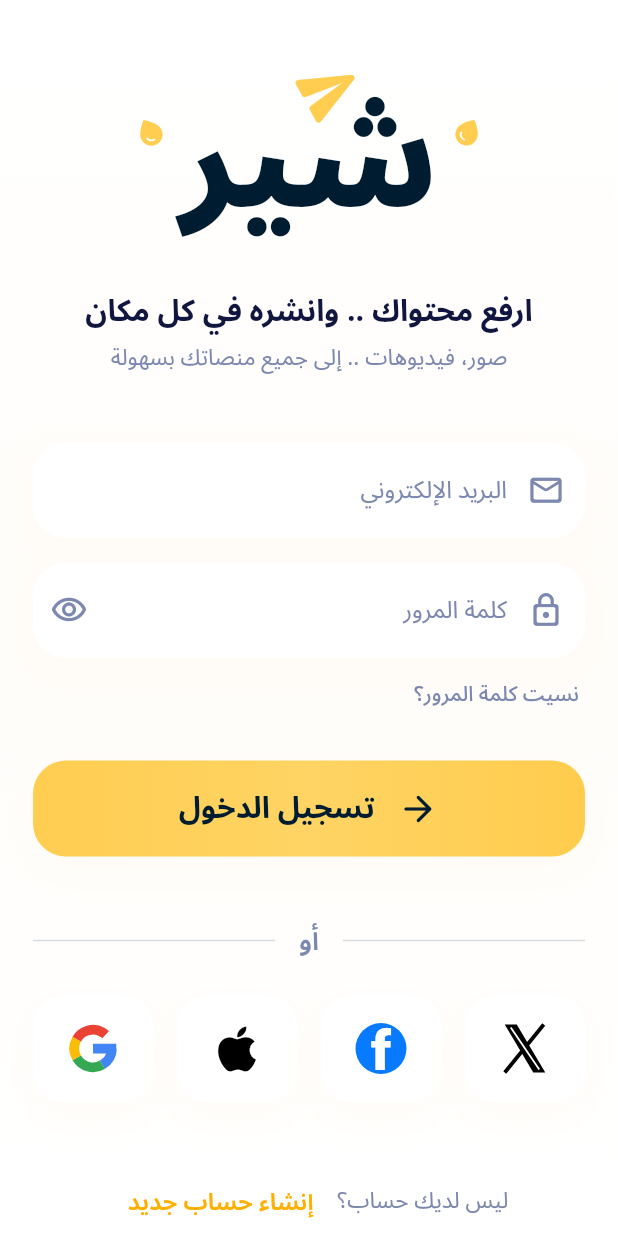
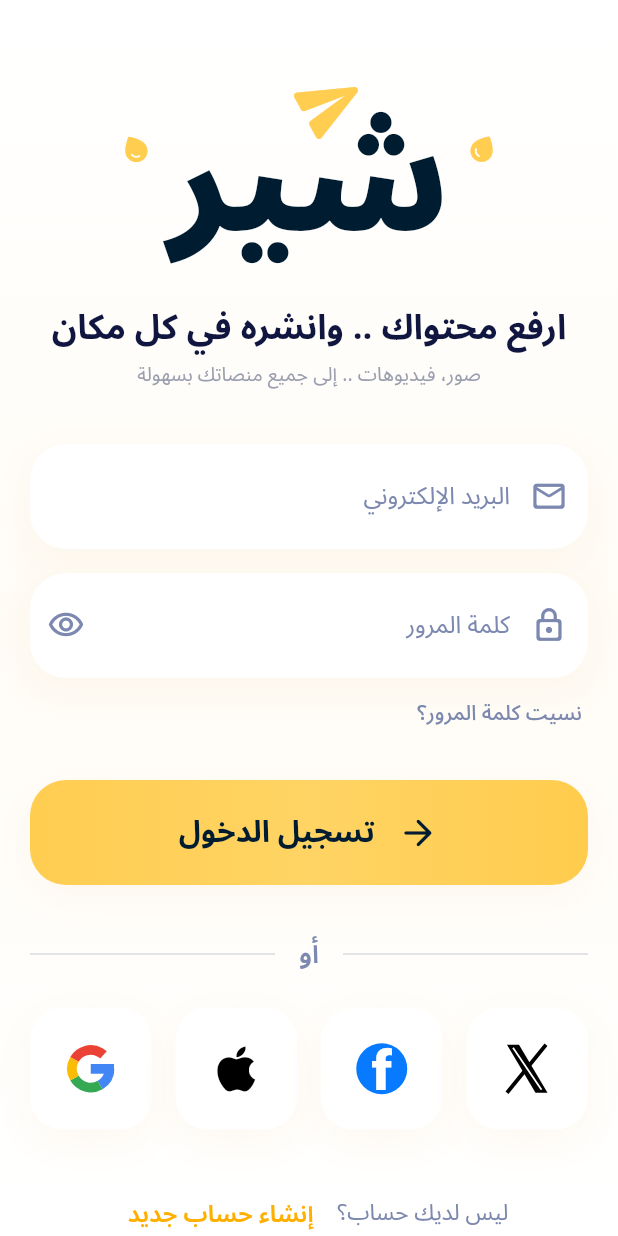
Before and after one commit to bandlux36-ai/share-app, a Flutter app: the screen it shows after launch, on a phone screen of 412 x 824 dp. Run offline on Flutter 3.47's test engine with Material 3 defaults, Android fonts, the phone set to English and light mode, and no system bars.

Commit message:
Refine login screen to match reference and add v2 preview

```diff
--- a/lib/core/theme/share_theme.dart
+++ b/lib/core/theme/share_theme.dart
@@ -4,11 +4,12 @@ abstract final class ShareTheme {
   static const navy = Color(0xFF001C30);
   static const heading = Color(0xFF10163F);
   static const muted = Color(0xFF7C88AF);
+  static const secondary = Color(0xFF9A9EAE);
   static const yellow = Color(0xFFFFCD50);
-  static const background = Color(0xFFFFFDFA);
+  static const background = Color(0xFFFFFCF6);
   static const warmShadow = BoxShadow(
-    color: Color(0x0CF0BE68),
-    blurRadius: 26,
+    color: Color(0x18E6BA78),
+    blurRadius: 24,
     offset: Offset(0, 9),
   );
 
--- a/lib/features/auth/presentation/login_screen.dart
+++ b/lib/features/auth/presentation/login_screen.dart
@@ -61,7 +61,7 @@ class _LoginScreenState extends State<LoginScreen> {
               return SingleChildScrollView(
                 keyboardDismissBehavior:
                     ScrollViewKeyboardDismissBehavior.onDrag,
-                padding: EdgeInsets.fromLTRB(22, 25 + space, 22, 26),
+                padding: EdgeInsets.fromLTRB(20, 38 + space / 2, 20, 26),
                 child: Center(
                   child: ConstrainedBox(
                     constraints: const BoxConstraints(maxWidth: 420),
@@ -72,13 +72,13 @@ class _LoginScreenState extends State<LoginScreen> {
                           crossAxisAlignment: CrossAxisAlignment.stretch,
                           children: [
                             const Center(child: ShareLogo()),
-                            SizedBox(height: 16 + space),
+                            SizedBox(height: 12 + space / 2),
                             const FittedBox(
                               fit: BoxFit.scaleDown,
                               child: Text(
                                 'ارفع محتواك .. وانشره في كل مكان',
                                 style: TextStyle(
-                                  fontSize: 20,
+                                  fontSize: 23,
                                   fontWeight: FontWeight.w700,
                                   color: ShareTheme.heading,
                                 ),
@@ -89,11 +89,11 @@ class _LoginScreenState extends State<LoginScreen> {
                               'صور، فيديوهات .. إلى جميع منصاتك بسهولة',
                               textAlign: TextAlign.center,
                               style: TextStyle(
-                                fontSize: 15,
-                                color: ShareTheme.muted,
+                                fontSize: 13,
+                                color: ShareTheme.secondary,
                               ),
                             ),
-                            SizedBox(height: 34 + space),
+                            SizedBox(height: 30 + space / 2),
                             AuthTextField(
                               controller: _email,
                               label: 'البريد الإلكتروني',
@@ -160,7 +160,7 @@ class _LoginScreenState extends State<LoginScreen> {
                             SizedBox(height: 8 + space),
                             DecoratedBox(
                               decoration: BoxDecoration(
-                                borderRadius: BorderRadius.circular(22),
+                                borderRadius: BorderRadius.circular(24),
                                 gradient: const LinearGradient(
                                   colors: [
                                     Color(0xFFFFCD50),
@@ -176,9 +176,9 @@ class _LoginScreenState extends State<LoginScreen> {
                                   backgroundColor: Colors.transparent,
                                   shadowColor: Colors.transparent,
                                   foregroundColor: ShareTheme.navy,
-                                  minimumSize: const Size.fromHeight(64),
+                                  minimumSize: const Size.fromHeight(70),
                                   shape: RoundedRectangleBorder(
-                                    borderRadius: BorderRadius.circular(22),
+                                    borderRadius: BorderRadius.circular(24),
                                   ),
                                 ),
                                 child: const Row(
@@ -204,7 +204,7 @@ class _LoginScreenState extends State<LoginScreen> {
                                 ),
                               ),
                             ),
-                            SizedBox(height: 31 + space),
+                            SizedBox(height: 27 + space / 2),
                             const Row(
                               children: [
                                 Expanded(
@@ -246,7 +246,7 @@ class _LoginScreenState extends State<LoginScreen> {
                                 ],
                               ),
                             ),
-                            SizedBox(height: 30 + space),
+                            SizedBox(height: 26 + space / 2),
                             Wrap(
                               alignment: WrapAlignment.center,
                               crossAxisAlignment: WrapCrossAlignment.center,
--- a/lib/features/auth/presentation/widgets/auth_text_field.dart
+++ b/lib/features/auth/presentation/widgets/auth_text_field.dart
@@ -51,26 +51,26 @@ class AuthTextField extends StatelessWidget {
           hintStyle: const TextStyle(color: ShareTheme.muted, fontSize: 16),
           filled: true,
           fillColor: Colors.white,
-          contentPadding: const EdgeInsets.symmetric(vertical: 20),
+          contentPadding: const EdgeInsets.symmetric(vertical: 23),
           prefixIcon: Padding(
             padding: const EdgeInsetsDirectional.only(start: 12, end: 8),
             child: Icon(icon, size: 25, color: ShareTheme.muted),
           ),
           suffixIcon: trailing,
           border: OutlineInputBorder(
-            borderRadius: BorderRadius.circular(22),
+            borderRadius: BorderRadius.circular(24),
             borderSide: BorderSide.none,
           ),
           enabledBorder: OutlineInputBorder(
-            borderRadius: BorderRadius.circular(22),
+            borderRadius: BorderRadius.circular(24),
             borderSide: BorderSide.none,
           ),
           focusedBorder: OutlineInputBorder(
-            borderRadius: BorderRadius.circular(22),
+            borderRadius: BorderRadius.circular(24),
             borderSide: const BorderSide(color: ShareTheme.yellow, width: 1.5),
           ),
           errorBorder: OutlineInputBorder(
-            borderRadius: BorderRadius.circular(22),
+            borderRadius: BorderRadius.circular(24),
             borderSide: BorderSide(color: Theme.of(context).colorScheme.error),
           ),
         ),
--- a/lib/features/auth/presentation/widgets/share_logo.dart
+++ b/lib/features/auth/presentation/widgets/share_logo.dart
@@ -13,20 +13,20 @@ class ShareLogo extends StatelessWidget {
       image: true,
       child: ExcludeSemantics(
         child: SizedBox(
-          width: 250,
-          height: 128,
+          width: 270,
+          height: 140,
           child: Stack(
             alignment: Alignment.center,
             children: [
               Positioned(
                 top: 0,
-                left: 117,
+                left: 126,
                 child: Transform.rotate(
                   angle: -0.5,
                   child: const Icon(
                     Icons.send_rounded,
                     textDirection: TextDirection.ltr,
-                    size: 45,
+                    size: 49,
                     color: ShareTheme.yellow,
                   ),
                 ),
@@ -36,7 +36,7 @@ class ShareLogo extends StatelessWidget {
                 child: Text(
                   'شير',
                   style: TextStyle(
-                    fontSize: 88,
+                    fontSize: 96,
                     height: 1.5,
                     fontWeight: FontWeight.w900,
                     color: ShareTheme.navy,
@@ -45,7 +45,7 @@ class ShareLogo extends StatelessWidget {
               ),
               Positioned(
                 left: 8,
-                top: 40,
+                top: 44,
                 child: Transform.rotate(
                   angle: -0.5,
                   child: const Icon(
@@ -57,7 +57,7 @@ class ShareLogo extends StatelessWidget {
               ),
               Positioned(
                 right: 8,
-                top: 40,
+                top: 44,
                 child: Transform.rotate(
                   angle: 0.5,
                   child: const Icon(
--- a/lib/features/auth/presentation/widgets/social_sign_in_button.dart
+++ b/lib/features/auth/presentation/widgets/social_sign_in_button.dart
@@ -39,8 +39,8 @@ class SocialSignInButton extends StatelessWidget {
           child: Semantics(
             button: true,
             label: 'تسجيل الدخول بواسطة $name',
-            child: SizedBox(
-              height: 72,
+            child: AspectRatio(
+              aspectRatio: 1,
               child: Center(child: ExcludeSemantics(child: _icon())),
             ),
           ),
```
Also changed, not shown: 4 other files.
